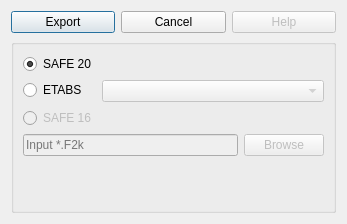
First picture: the form in osafe_widgets/export_strips_panel.ui, repository ebrahimraeyat/OSAFE, before the edit.
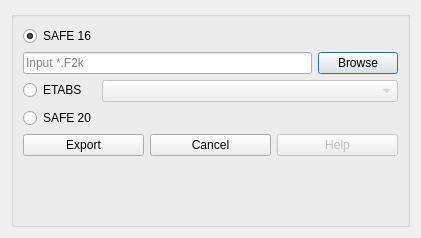
Second picture: the form after the edit. Icons and pictures are not drawn.

Commit message: Export design strip to safe16 f2k file

Diff of the .ui file:
```diff
--- a/osafe_widgets/export_strips_panel.ui
+++ b/osafe_widgets/export_strips_panel.ui
@@ -6,8 +6,8 @@
    <rect>
     <x>0</x>
     <y>0</y>
-    <width>347</width>
-    <height>224</height>
+    <width>421</width>
+    <height>238</height>
    </rect>
   </property>
   <property name="windowTitle">
@@ -18,103 +18,22 @@
     <normaloff>:/osafe_images/etabs.png</normaloff>:/osafe_images/etabs.png</iconset>
   </property>
   <layout class="QVBoxLayout" name="verticalLayout">
-   <item>
-    <layout class="QHBoxLayout" name="horizontalLayout_2">
-     <item>
-      <widget class="QPushButton" name="export_strips">
-       <property name="text">
-        <string>Export</string>
-       </property>
-       <property name="icon">
-        <iconset resource="../osafe_py_widgets/resource.qrc">
-         <normaloff>:/safe/osafe_images/export_strips.svg</normaloff>:/safe/osafe_images/export_strips.svg</iconset>
-       </property>
-       <property name="iconSize">
-        <size>
-         <width>40</width>
-         <height>40</height>
-        </size>
-       </property>
-      </widget>
-     </item>
-     <item>
-      <widget class="QPushButton" name="cancel_pushbutton">
-       <property name="text">
-        <string>Cancel</string>
-       </property>
-       <property name="icon">
-        <iconset resource="../osafe_py_widgets/resource.qrc">
-         <normaloff>:/safe/osafe_images/cancel.png</normaloff>:/safe/osafe_images/cancel.png</iconset>
-       </property>
-       <property name="iconSize">
-        <size>
-         <width>40</width>
-         <height>40</height>
-        </size>
-       </property>
-       <property name="shortcut">
-        <string/>
-       </property>
-      </widget>
-     </item>
-     <item>
-      <widget class="QPushButton" name="help">
-       <property name="enabled">
-        <bool>false</bool>
-       </property>
-       <property name="text">
-        <string>Help</string>
-       </property>
-       <property name="icon">
-        <iconset resource="../osafe_py_widgets/resource.qrc">
-         <normaloff>:/safe/osafe_images/help.png</normaloff>:/safe/osafe_images/help.png</iconset>
-       </property>
-       <property name="iconSize">
-        <size>
-         <width>40</width>
-         <height>40</height>
-        </size>
-       </property>
-       <property name="shortcut">
-        <string/>
-       </property>
-      </widget>
-     </item>
-    </layout>
-   </item>
    <item>
     <widget class="QGroupBox" name="groupBox">
      <property name="title">
       <string/>
      </property>
      <layout class="QFormLayout" name="formLayout">
-      <item row="1" column="0">
-       <widget class="QRadioButton" name="etabs">
-        <property name="text">
-         <string>ETABS</string>
-        </property>
-        <property name="checked">
-         <bool>false</bool>
-        </property>
-       </widget>
-      </item>
-      <item row="1" column="1">
-       <widget class="QComboBox" name="levels_list">
-        <property name="enabled">
-         <bool>false</bool>
-        </property>
-       </widget>
-      </item>
       <item row="3" column="0">
        <widget class="QRadioButton" name="safe16">
         <property name="enabled">
-         <bool>false</bool>
+         <bool>true</bool>
         </property>
         <property name="text">
          <string>SAFE 16</string>
         </property>
         <property name="checked">
-         <bool>false</bool>
+         <bool>true</bool>
         </property>
        </widget>
       </item>
@@ -123,7 +42,7 @@
         <item>
          <widget class="QLineEdit" name="filename">
           <property name="enabled">
-           <bool>false</bool>
+           <bool>true</bool>
           </property>
           <property name="inputMask">
            <string/>
@@ -139,7 +58,7 @@
         <item>
          <widget class="QPushButton" name="browse">
           <property name="enabled">
-           <bool>false</bool>
+           <bool>true</bool>
           </property>
           <property name="text">
            <string>Browse</string>
@@ -148,16 +67,97 @@
         </item>
        </layout>
       </item>
-      <item row="0" column="0">
+      <item row="5" column="0">
+       <widget class="QRadioButton" name="etabs">
+        <property name="text">
+         <string>ETABS</string>
+        </property>
+        <property name="checked">
+         <bool>false</bool>
+        </property>
+       </widget>
+      </item>
+      <item row="6" column="0">
        <widget class="QRadioButton" name="safe20">
         <property name="text">
          <string>SAFE 20</string>
         </property>
         <property name="checked">
-         <bool>true</bool>
+         <bool>false</bool>
         </property>
        </widget>
       </item>
+      <item row="5" column="1">
+       <widget class="QComboBox" name="levels_list">
+        <property name="enabled">
+         <bool>false</bool>
+        </property>
+       </widget>
+      </item>
+      <item row="7" column="0" colspan="2">
+       <layout class="QHBoxLayout" name="horizontalLayout_2">
+        <item>
+         <widget class="QPushButton" name="export_strips">
+          <property name="text">
+           <string>Export</string>
+          </property>
+          <property name="icon">
+           <iconset resource="../osafe_py_widgets/resource.qrc">
+            <normaloff>:/safe/osafe_images/export_strips.svg</normaloff>:/safe/osafe_images/export_strips.svg</iconset>
+          </property>
+          <property name="iconSize">
+           <size>
+            <width>40</width>
+            <height>40</height>
+           </size>
+          </property>
+         </widget>
+        </item>
+        <item>
+         <widget class="QPushButton" name="cancel_pushbutton">
+          <property name="text">
+           <string>Cancel</string>
+          </property>
+          <property name="icon">
+           <iconset resource="../osafe_py_widgets/resource.qrc">
+            <normaloff>:/safe/osafe_images/cancel.png</normaloff>:/safe/osafe_images/cancel.png</iconset>
+          </property>
+          <property name="iconSize">
+           <size>
+            <width>40</width>
+            <height>40</height>
+           </size>
+          </property>
+          <property name="shortcut">
+           <string/>
+          </property>
+         </widget>
+        </item>
+        <item>
+         <widget class="QPushButton" name="help">
+          <property name="enabled">
+           <bool>false</bool>
+          </property>
+          <property name="text">
+           <string>Help</string>
+          </property>
+          <property name="icon">
+           <iconset resource="../osafe_py_widgets/resource.qrc">
+            <normaloff>:/safe/osafe_images/help.png</normaloff>:/safe/osafe_images/help.png</iconset>
+          </property>
+          <property name="iconSize">
+           <size>
+            <width>40</width>
+            <height>40</height>
+           </size>
+          </property>
+          <property name="shortcut">
+           <string/>
+          </property>
+         </widget>
+        </item>
+       </layout>
+      </item>
      </layout>
     </widget>
    </item>
```
Left out of the diff: 2 changed lines with no effect on the pictures. The commit also changes 1 other file.
